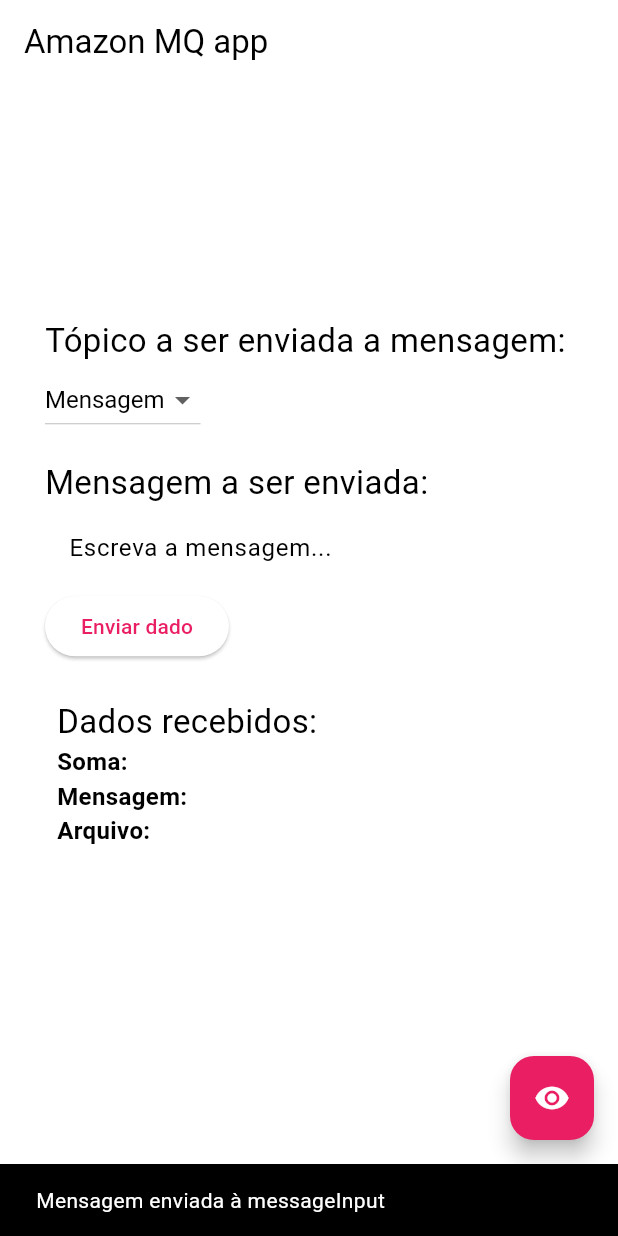
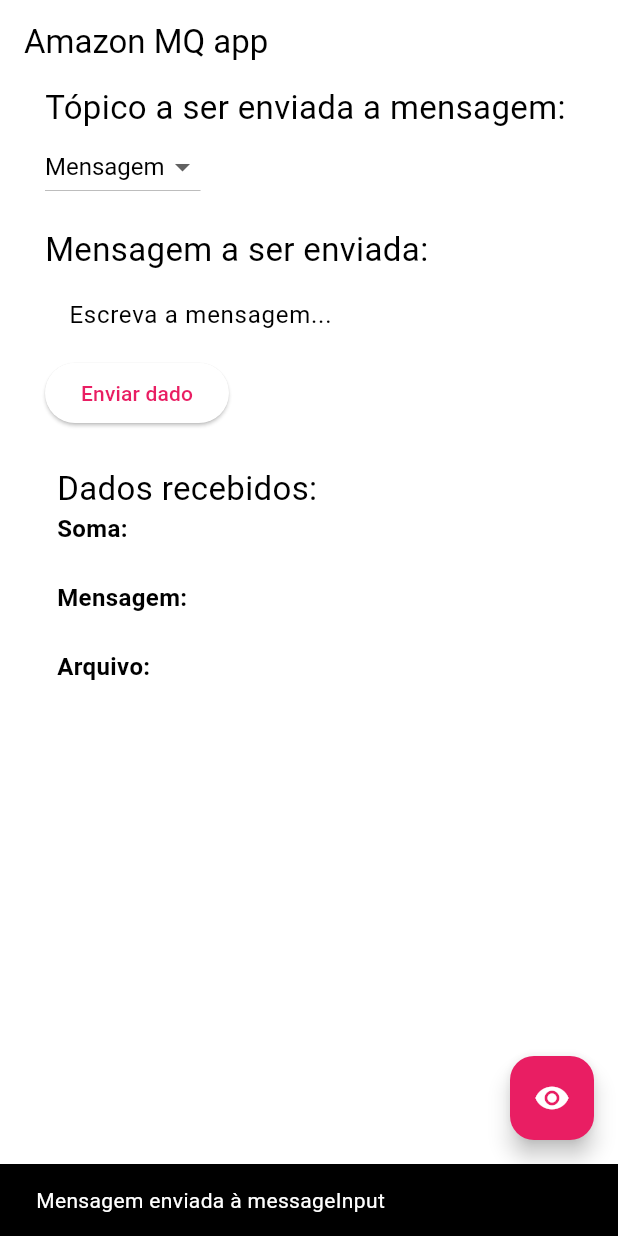
Before and after one commit to MarceloRobert/aws_mq_app, a Flutter app: the screen it shows after launch, after a tap on "Enviar dado", on a phone screen of 412 x 824 dp. Run offline on Flutter 3.47's test engine with Material 2 defaults, Android fonts, the light colour scheme and no system bars; missing offline and left inert: stomp_dart_client.

Commit message:
fix clipping, minor changes

```diff
--- a/lib/main.dart
+++ b/lib/main.dart
@@ -69,7 +69,7 @@
       appBar: AppBar(
         title: const Text("Amazon MQ app"),
       ),
-      body: Padding(
+      body: SingleChildScrollView(
         padding: const EdgeInsets.symmetric(horizontal: 30.0),
         child: Column(
           mainAxisAlignment: MainAxisAlignment.center,
@@ -84,7 +84,8 @@
               value: topic,
               items: const [
                 DropdownMenuItem(value: "functionInput", child: Text("Função")),
-                DropdownMenuItem(value: "messageInput", child: Text("Mensagem")),
+                DropdownMenuItem(
+                    value: "messageInput", child: Text("Mensagem")),
                 DropdownMenuItem(value: "fileInput", child: Text("Arquivo")),
               ],
               onChanged: (value) {
@@ -142,7 +143,8 @@
                     "Dados recebidos:",
                     style: h2style,
                   ),
-                  Row(
+                  Column(
+                    crossAxisAlignment: CrossAxisAlignment.start,
                     children: [
                       Text(
                         "Soma: ",
@@ -151,14 +153,17 @@
                       StreamBuilder(
                         stream: _somaStream.stream,
                         builder: (context, snapshot) {
-                          return Text(snapshot.data != null
-                              ? snapshot.data.toString()
-                              : "", style: resultStyle);
+                          return Text(
+                              snapshot.data != null
+                                  ? snapshot.data.toString()
+                                  : "",
+                              style: resultStyle);
                         },
                       ),
                     ],
                   ),
-                  Row(
+                  Column(
+                    crossAxisAlignment: CrossAxisAlignment.start,
                     children: [
                       Text(
                         "Mensagem: ",
@@ -167,14 +172,17 @@
                       StreamBuilder(
                         stream: _mensagemStream.stream,
                         builder: (context, snapshot) {
-                          return Text(snapshot.data != null
-                              ? snapshot.data.toString()
-                              : "", style: resultStyle);
+                          return Text(
+                              snapshot.data != null
+                                  ? snapshot.data.toString()
+                                  : "",
+                              style: resultStyle);
                         },
                       ),
                     ],
                   ),
-                  Row(
+                  Column(
+                    crossAxisAlignment: CrossAxisAlignment.start,
                     children: [
                       Text(
                         "Arquivo: ",
@@ -183,9 +191,12 @@
                       StreamBuilder(
                         stream: _arquivoStream.stream,
                         builder: (context, snapshot) {
-                          return Text(snapshot.data != null
-                              ? snapshot.data.toString()
-                              : "", style: resultStyle,);
+                          return Text(
+                            snapshot.data != null
+                                ? snapshot.data.toString()
+                                : "",
+                            style: resultStyle,
+                          );
                         },
                       ),
                     ],
@@ -194,9 +205,6 @@
               ),
             ),
             //
-            const SizedBox(
-              height: 24,
-            ),
             Text(
               errResult != null ? "Último erro:" : "",
               textAlign: TextAlign.center,
@@ -216,7 +224,7 @@
       floatingActionButton: FloatingActionButton(
         onPressed: () {
           if (connected && listening == false) {
-            socket.subscribeToTopic("functionOuput", _somaStream);
+            socket.subscribeToTopic("functionOutput", _somaStream);
             socket.subscribeToTopic("messageOutput", _mensagemStream);
             socket.subscribeToTopic("fileOutput", _arquivoStream);
             setState(() {
--- a/lib/service_stomp.dart
+++ b/lib/service_stomp.dart
@@ -44,12 +44,12 @@
     );
   }
 
-  void sendMessage(String message, String queue) {
+  void sendMessage(String message, String topic) {
     if (kDebugMode) {
-      print("Sending");
+      print("Sending to $topic");
     }
     stompClient.send(
-      destination: '/topic/$queue',
+      destination: '/topic/$topic',
       body: message,
     );
   }
```
